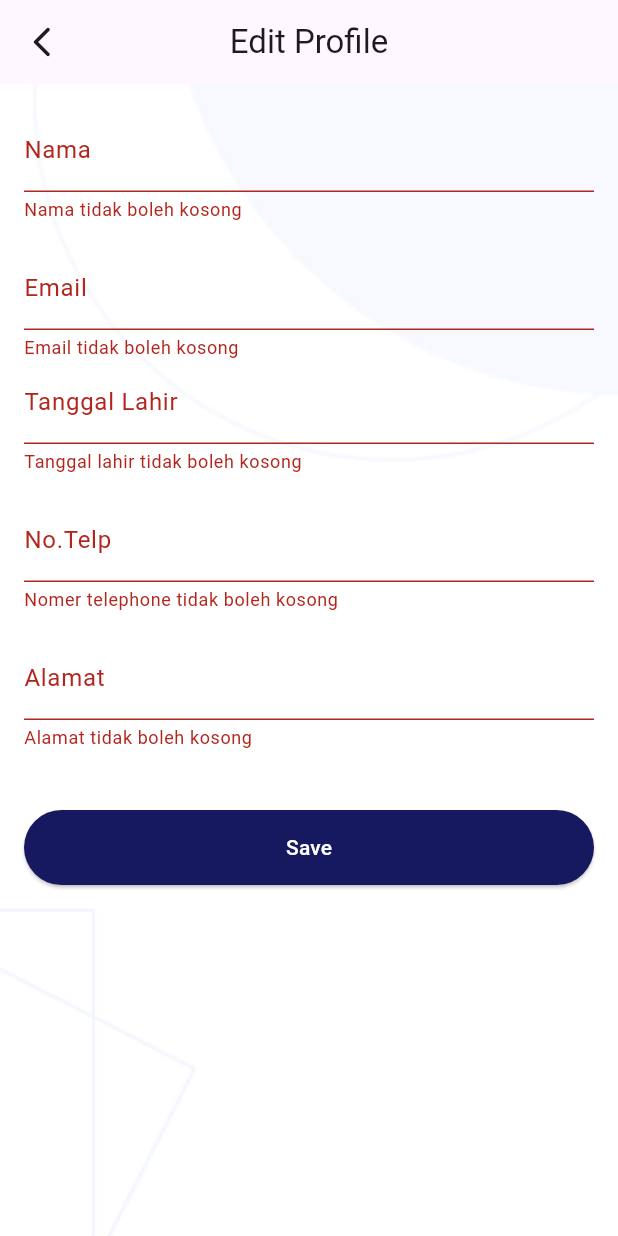
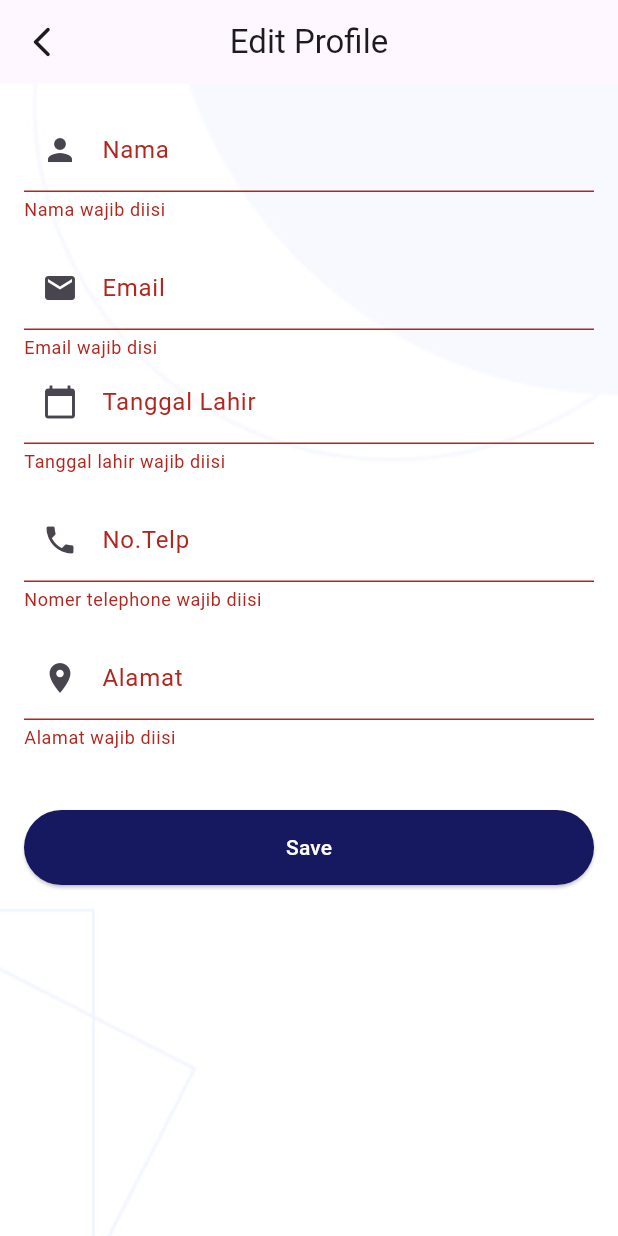
Before and after one commit to Rafiyudistra721/griya_rt_app, a Flutter app: the ProfileView screen opened by its route, after a tap on the "edit" icon, on a phone screen of 412 x 824 dp. Run offline on Flutter 3.47's test engine with Material 3 defaults, Android fonts, the light colour scheme and no system bars; our stand-ins replace cloud_firestore, convex_bottom_bar, firebase_auth, firebase_core, firebase_storage, get and 2 more; accounts and stored records are empty.

Commit message:
progress profile

```diff
--- a/lib/app/modules/editprofile/views/editprofile_view.dart
+++ b/lib/app/modules/editprofile/views/editprofile_view.dart
@@ -3,6 +3,7 @@ import 'dart:io';
 import 'package:flutter/material.dart';
 import 'package:get/get.dart';
 import 'package:image_picker/image_picker.dart';
+import 'package:intl/intl.dart';
 import '../../../data/Models/user_model.dart';
 import '../../../routes/app_pages.dart';
 import '../controllers/editprofile_controller.dart';
@@ -56,10 +57,13 @@ class EditprofileView extends GetView<EditprofileController> {
                 children: [
                   TextFormField(
                     controller: controller.nameC,
-                    decoration: InputDecoration(labelText: 'Nama'),
+                    decoration: InputDecoration(
+                      labelText: 'Nama',
+                      prefixIcon: Icon(Icons.person),
+                    ),
                     validator: (value) {
                       if (value == null || value.isEmpty) {
-                        return 'Nama tidak boleh kosong';
+                        return 'Nama wajib diisi';
                       }
                       return null;
                     },
@@ -67,10 +71,11 @@ class EditprofileView extends GetView<EditprofileController> {
                   SizedBox(height: 16),
                   TextFormField(
                     controller: controller.emailC,
-                    decoration: InputDecoration(labelText: 'Email'),
+                    decoration: InputDecoration(
+                        labelText: 'Email', prefixIcon: Icon(Icons.email)),
                     validator: (value) {
                       if (value == null || value.isEmpty) {
-                        return 'Email tidak boleh kosong';
+                        return 'Email wajib disi';
                       }
                       // Tambahkan validasi email jika diperlukan
                       return null;
@@ -78,10 +83,27 @@ class EditprofileView extends GetView<EditprofileController> {
                   ),
                   TextFormField(
                     controller: controller.birthDateC,
-                    decoration: InputDecoration(labelText: 'Tanggal Lahir'),
+                    decoration: InputDecoration(
+                        labelText: 'Tanggal Lahir',
+                        prefixIcon: Icon(Icons.calendar_today)),
+                    onTap: () async {
+                      DateTime? selectedDate = await showDatePicker(
+                        context: context,
+                        initialDate: DateTime.now(),
+                        firstDate: DateTime(1900),
+                        lastDate: DateTime.now(),
+                      );
+
+                      if (selectedDate != null) {
+                        // Format tanggal yang dipilih sesuai kebutuhan
+                        String formattedDate =
+                            DateFormat("EEE, dd MMM y").format(selectedDate);
+                        controller.birthDateC.text = formattedDate;
+                      }
+                    },
                     validator: (value) {
                       if (value == null || value.isEmpty) {
-                        return 'Tanggal lahir tidak boleh kosong';
+                        return 'Tanggal lahir wajib diisi';
                       }
                       return null;
                     },
@@ -89,10 +111,11 @@ class EditprofileView extends GetView<EditprofileController> {
                   SizedBox(height: 16),
                   TextFormField(
                     controller: controller.tlpC,
-                    decoration: InputDecoration(labelText: 'No.Telp'),
+                    decoration: InputDecoration(
+                        labelText: 'No.Telp', prefixIcon: Icon(Icons.phone)),
                     validator: (value) {
                       if (value == null || value.isEmpty) {
-                        return 'Nomer telephone tidak boleh kosong';
+                        return 'Nomer telephone wajib diisi';
                       }
                       return null;
                     },
@@ -100,10 +123,12 @@ class EditprofileView extends GetView<EditprofileController> {
                   SizedBox(height: 16),
                   TextFormField(
                     controller: controller.adressC,
-                    decoration: InputDecoration(labelText: 'Alamat'),
+                    decoration: InputDecoration(
+                        labelText: 'Alamat',
+                        prefixIcon: Icon(Icons.location_on)),
                     validator: (value) {
                       if (value == null || value.isEmpty) {
-                        return 'Alamat tidak boleh kosong';
+                        return 'Alamat wajib diisi';
                       }
                       return null;
                     },
--- a/lib/app/modules/profile/views/profile_view.dart
+++ b/lib/app/modules/profile/views/profile_view.dart
@@ -270,14 +270,8 @@ class ProfileView extends GetView<ProfileController> {
       ),
       floatingActionButtonLocation: FloatingActionButtonLocation.centerDocked,
       bottomNavigationBar: BottomAppBar(
-        shape: CircularNotchedRectangle(),
-        child: CustomPaint(
-          size: Size(MediaQuery.of(context).size.width, 50),
-          // painter: BNBCustomPainter(),
-          child: Container(
-            color: Colors.white,
-            height: 100,
-            width: 300,
+        color: Colors.white, // Mengatur warna background menjadi putih
+        elevation: 0.0, // Menghilangkan shadow/elevation
         child: Row(
           mainAxisAlignment: MainAxisAlignment.spaceEvenly,
           children: <Widget>[
@@ -292,8 +286,6 @@ class ProfileView extends GetView<ProfileController> {
               onPressed: () => _onItemTapped(1),
             ),
           ],
-            ),
-          ),
         ),
       ),
     );
```
Lines whose indentation alone changed are shown as unchanged.
